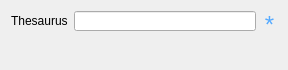
Before: the Qt Designer form pymdwizard/gui/ui_files/keyword_repeater.ui in DOI-USGS/fort-pymdwizard, drawn with Qt 5.
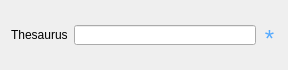
After: the same form once the commit is applied.

Commit message: generic widget with repeating keywords

```diff
--- a/pymdwizard/gui/ui_files/keyword_repeater.ui
+++ b/pymdwizard/gui/ui_files/keyword_repeater.ui
@@ -10,6 +10,12 @@
     <height>70</height>
    </rect>
   </property>
+  <property name="sizePolicy">
+   <sizepolicy hsizetype="Preferred" vsizetype="Preferred">
+    <horstretch>0</horstretch>
+    <verstretch>0</verstretch>
+   </sizepolicy>
+  </property>
   <property name="windowTitle">
    <string>Form</string>
   </property>
@@ -109,14 +115,11 @@
     </layout>
    </item>
    <item>
-    <widget class="QWidget" name="keywords_widget" native="true">
-     <property name="sizePolicy">
-      <sizepolicy hsizetype="Preferred" vsizetype="Expanding">
-       <horstretch>0</horstretch>
-       <verstretch>0</verstretch>
-      </sizepolicy>
+    <layout class="QVBoxLayout" name="keywords_layout">
+     <property name="sizeConstraint">
+      <enum>QLayout::SetDefaultConstraint</enum>
      </property>
-    </widget>
+    </layout>
    </item>
   </layout>
  </widget>
```
The commit also changes 4 other files.
